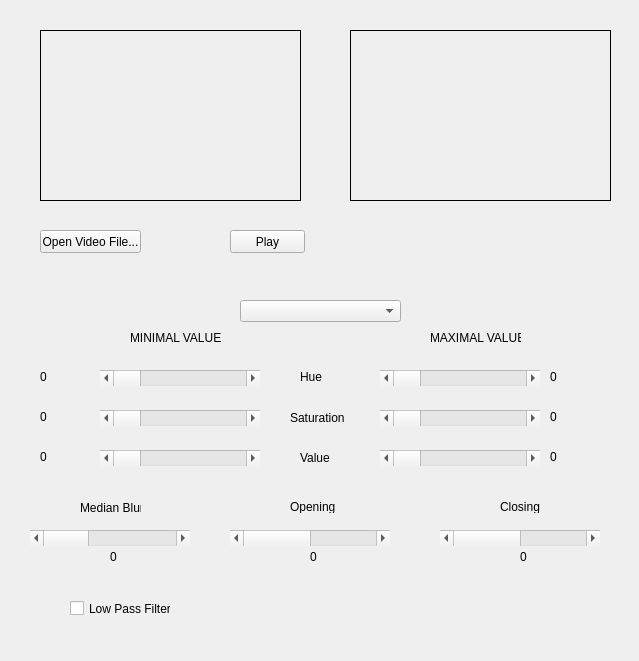
Before: the Qt Designer form ColorKeyer/videoplayer.ui in d1rkHH/InteractiveMusicPlayground, drawn with Qt 5.
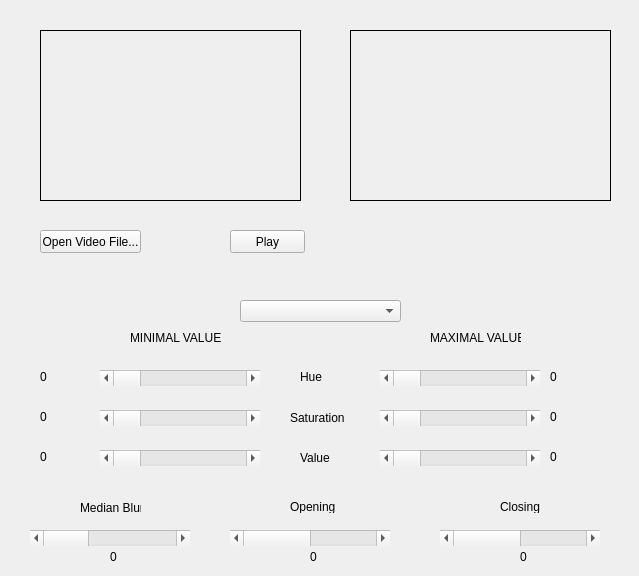
After: the same form once the commit is applied. Custom widgets are drawn as their Qt base class.

The edit to the form file:
```diff
--- a/ColorKeyer/videoplayer.ui
+++ b/ColorKeyer/videoplayer.ui
@@ -7,7 +7,7 @@
     <x>0</x>
     <y>0</y>
     <width>639</width>
-    <height>661</height>
+    <height>576</height>
    </rect>
   </property>
   <property name="windowTitle">
@@ -495,19 +495,6 @@
      <string>Closing</string>
     </property>
    </widget>
-   <widget class="QCheckBox" name="checkBox">
-    <property name="geometry">
-     <rect>
-      <x>70</x>
-      <y>600</y>
-      <width>101</width>
-      <height>17</height>
-     </rect>
-    </property>
-    <property name="text">
-     <string>Low Pass Filter</string>
-    </property>
-   </widget>
   </widget>
  </widget>
  <layoutdefault spacing="6" margin="11"/>
```
